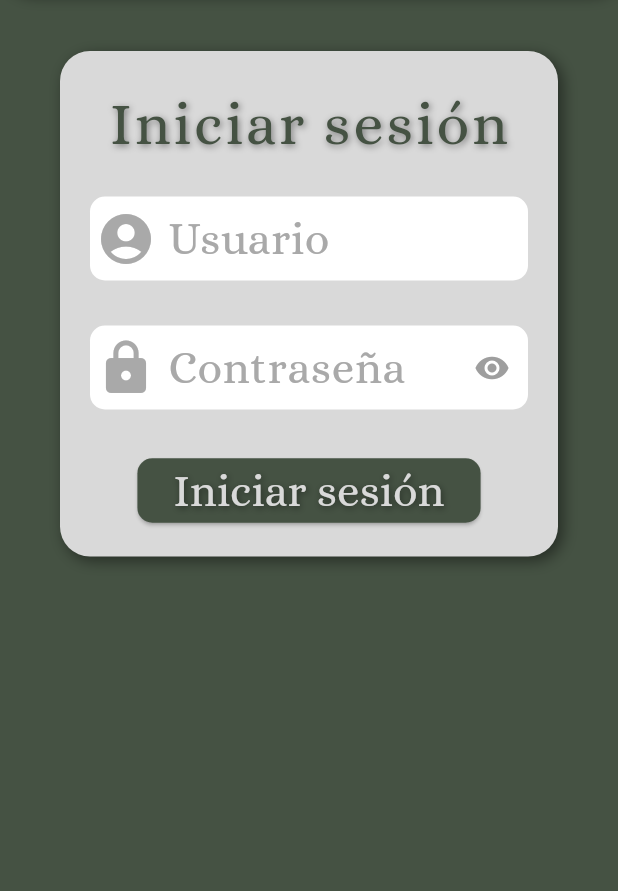
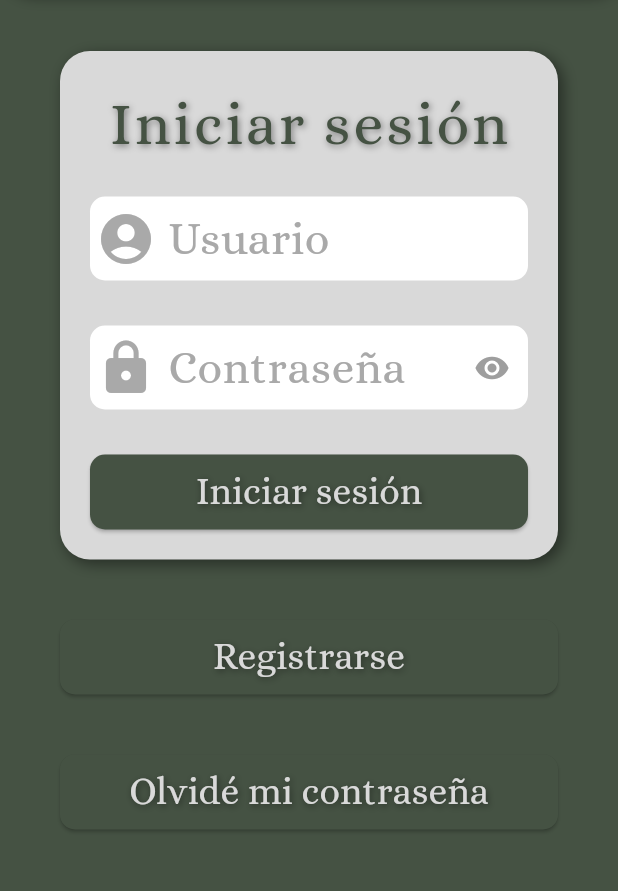
Before and after one commit to dsarotti/adivinata, a Flutter app: the screen it shows after launch, on a phone screen of 412 x 824 dp, the part 189-1080 px from its top. Run offline on Flutter 3.47's test engine with Material 3 defaults, Android fonts, the phone set to English and light mode, and no system bars; our stand-ins replace get.

Commit message:
Comportamiento de boton_texto_interno.dart: ahora al pulsar el boton se cierra el teclado. Añadido boton de registro Añadido boton de recordar contraseña Formateadas las indentaciones donde era necesario

```diff
--- a/lib/actividades/autenticacion/actividad_inicio_sesion.dart
+++ b/lib/actividades/autenticacion/actividad_inicio_sesion.dart
@@ -1,3 +1,4 @@
+import '../../res/componentes/widgets/botones/boton_texto_interno.dart';
 import 'widgets/formulario_inicio_sesion/formulario_inicio_sesion.dart';
 import 'widgets/login_header.dart';
 import '../../res/colores.dart';
@@ -10,9 +11,8 @@ class ActividadInicioSesion extends StatelessWidget {
 
   @override
   Widget build(BuildContext context) {
-
-
-    return  Scaffold(
+    return Scaffold(
+      resizeToAvoidBottomInset: false,
       body: SafeArea(
         child: Column(
           children: [
@@ -26,13 +26,39 @@ class ActividadInicioSesion extends StatelessWidget {
                   borderRadius: ComponentesEstaticos.borderRadiusContenedor,
                 ),
                 padding: ComponentesEstaticos.paddingDefault,
-                width: Get.width*0.9,
+                width: Get.width * 0.9,
                 constraints: const BoxConstraints(
                   minWidth: 200,
                 ),
                 child: const FormularioInicioSesion(),
               ),
-            )
+            ),
+            Padding(
+              padding: ComponentesEstaticos.paddingBody,
+              child: Row(
+                children: [
+                  Expanded(
+                    child: BotonTextoInterno(
+                      texto: "Registrarse",
+                      onPressed: () => {},
+                    ),
+                  ),
+                ],
+              ),
+            ),
+            Padding(
+              padding: ComponentesEstaticos.paddingBody,
+              child: Row(
+                children: [
+                  Expanded(
+                    child: BotonTextoInterno(
+                      texto: "Olvidé mi contraseña",
+                      onPressed: () => {},
+                    ),
+                  ),
+                ],
+              ),
+            ),
           ],
         ),
       ),
--- a/lib/actividades/autenticacion/widgets/formulario_inicio_sesion/campos/campo_usuario.dart
+++ b/lib/actividades/autenticacion/widgets/formulario_inicio_sesion/campos/campo_usuario.dart
@@ -9,7 +9,8 @@ class CampoUsuario extends StatelessWidget {
 
   @override
   Widget build(BuildContext context) {
-    ControladorFormularioLogin controlador = Get.find<ControladorFormularioLogin>();
+    ControladorFormularioLogin controlador =
+        Get.find<ControladorFormularioLogin>();
     return TextFormField(
       autocorrect: false,
       enableSuggestions: false,
@@ -26,8 +27,7 @@ class CampoUsuario extends StatelessWidget {
         ),
         floatingLabelStyle: TextStyle(
             color: Colores.primarioOscuro,
-            shadows: [ComponentesEstaticos.sombraTextoFino]
-        ),
+            shadows: [ComponentesEstaticos.sombraTextoFino]),
         border: OutlineInputBorder(
           borderRadius: ComponentesEstaticos.borderRadiusInterno,
           borderSide: BorderSide.none,
--- a/lib/actividades/autenticacion/widgets/login_header.dart
+++ b/lib/actividades/autenticacion/widgets/login_header.dart
@@ -22,7 +22,7 @@ class LoginHeader extends StatelessWidget {
         child: Text(
           "Adivinata",
           style: TextStyle(
-              fontWeight: FontWeight.w900,
+            fontWeight: FontWeight.w900,
             fontFamily: "Alice",
             shadows: [ComponentesEstaticos.sombraDefault],
           ),
--- a/lib/adivinata.dart
+++ b/lib/adivinata.dart
@@ -27,7 +27,7 @@ class Adivinata extends StatelessWidget {
       ],
       initialRoute: '/inicio_sesion',
       debugShowCheckedModeBanner: false,
-      title:'Login',
+      title: 'Login',
       theme: ThemeData(
         colorScheme: const ColorScheme(
             brightness: Brightness.dark,
@@ -41,8 +41,7 @@ class Adivinata extends StatelessWidget {
             background: Colores.fondo,
             onBackground: Colores.fondo,
             surface: Colores.primarioOscuro,
-            onSurface: Colores.primarioOscuro
-        ),
+            onSurface: Colores.primarioOscuro),
         fontFamily: 'Alice',
       ),
     );
--- a/lib/bindings/login_binding.dart
+++ b/lib/bindings/login_binding.dart
@@ -2,9 +2,9 @@ import '../actividades/autenticacion/controladores/controlador_formulario.dart';
 import 'package:get/get.dart';
 
 class LoginBinding extends Bindings {
-
   @override
   void dependencies() {
-    Get.put<ControladorFormularioLogin>(ControladorFormularioLogin(), permanent: false);
+    Get.put<ControladorFormularioLogin>(ControladorFormularioLogin(),
+        permanent: false);
   }
 }
--- a/lib/res/colores.dart
+++ b/lib/res/colores.dart
@@ -1,10 +1,10 @@
 import 'package:flutter/material.dart';
 
-class Colores{
+class Colores {
   static const Color fondo = Color(0xFF9dbb99);
   static const Color primarioClaro = Color(0xFFD9D9D9);
-  static const Color primarioOscuro = Color (0xFF455243);
-  static const Color textoGris = Color (0xFFA9A9A9);
+  static const Color primarioOscuro = Color(0xFF455243);
+  static const Color textoGris = Color(0xFFA9A9A9);
   static const Color aciertoParcial = Color(0xFFDBD096);
   static const Color acierto = Color(0xFF677964);
   static const Color fallo = Color(0xFFDFB5B5);
--- a/lib/res/componentes/widgets/botones/boton_texto_interno.dart
+++ b/lib/res/componentes/widgets/botones/boton_texto_interno.dart
@@ -1,10 +1,10 @@
 import 'package:flutter/material.dart';
-
 import '../../../colores.dart';
 import '../../componentes_estaticos.dart';
 
 class BotonTextoInterno extends StatelessWidget {
-  const BotonTextoInterno({super.key,required this.texto, required this.onPressed});
+  const BotonTextoInterno(
+      {super.key, required this.texto, required this.onPressed});
 
   final String texto;
   final VoidCallback? onPressed;
@@ -20,14 +20,18 @@ class BotonTextoInterno extends StatelessWidget {
           Colores.acierto,
         ),
         shape: MaterialStateProperty.all<OutlinedBorder>(
-          const RoundedRectangleBorder(borderRadius: ComponentesEstaticos.borderRadiusInterno),
+          const RoundedRectangleBorder(
+              borderRadius: ComponentesEstaticos.borderRadiusInterno),
+        ),
+        minimumSize: MaterialStateProperty.all(
+          const Size(double.infinity, 50),
         ),
       ),
-      onPressed: onPressed,
+      onPressed: () => {FocusScope.of(context).unfocus(), onPressed},
       child: Text(
         style: const TextStyle(
           fontFamily: "Alice",
-          fontSize: 30,
+          fontSize: 25,
           shadows: [ComponentesEstaticos.sombraTextoFino],
         ),
         texto,
```
Also changed, not shown: lib/actividades/autenticacion/controladores/controlador_formulario.dart (+6 -6 lines), lib/main.dart (line endings or trailing spaces).
